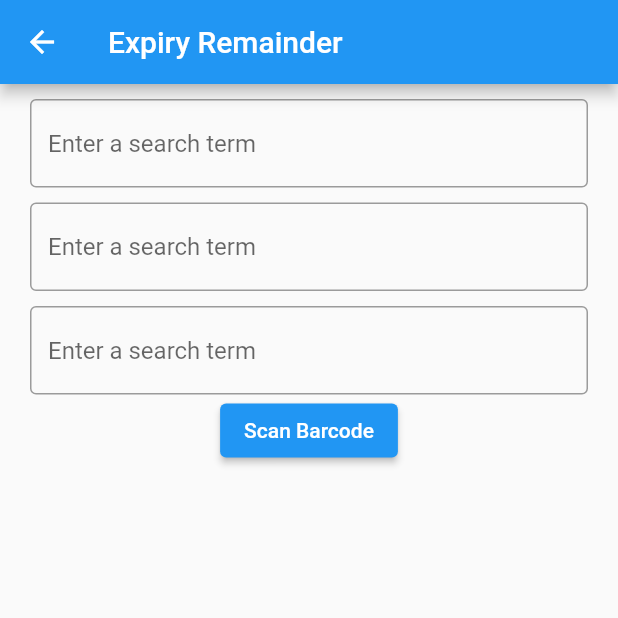
After one commit to Jayablaze/ExpiryDate-Remainder, a Flutter app: the Expiryremainder screen opened directly, after a tap on the "add" icon, on a phone screen of 412 x 824 dp, the top half of it. The commit adds this screen. Run offline on Flutter 3.47's test engine with Material 2 defaults, Android fonts, the phone set to English and light mode, and no system bars; missing offline and left inert: cool_dropdown, flutter_barcode_scanner, jumping_bottom_nav_bar.

Commit message:
changes made

```diff
--- /dev/null
+++ b/lib/addexpiry.dart
@@ -0,0 +1,62 @@
+import 'package:flutter/cupertino.dart';
+import 'package:flutter/material.dart';
+
+class Expirydetector extends StatefulWidget {
+  const Expirydetector({Key key}) : super(key: key);
+
+  @override
+  _ExpirydetectorState createState() => _ExpirydetectorState();
+}
+
+class _ExpirydetectorState extends State<Expirydetector> {
+  @override
+  Widget build(BuildContext context) {
+    return Scaffold(
+      appBar: AppBar(
+        title: Text("Expiry Remainder"),
+      ),
+      body: Column(children: <Widget>[
+        SizedBox(
+          height: 10,
+        ),
+        Container(
+          margin: EdgeInsets.symmetric(horizontal: 20),
+          child: TextField(
+            decoration: InputDecoration(
+              border: OutlineInputBorder(),
+              hintText: 'Enter a search term',
+            ),
+          ),
+        ),
+        SizedBox(
+          height: 10,
+        ),
+        Container(
+          margin: EdgeInsets.symmetric(horizontal: 20),
+          child: TextField(
+            decoration: InputDecoration(
+              border: OutlineInputBorder(),
+              hintText: 'Enter a search term',
+            ),
+          ),
+        ),
+        SizedBox(
+          height: 10,
+        ),
+        Container(
+          margin: EdgeInsets.symmetric(horizontal: 20),
+          child: TextField(
+            decoration: InputDecoration(
+              border: OutlineInputBorder(),
+              hintText: 'Enter a search term',
+            ),
+          ),
+        ),
+        ElevatedButton(
+          child: Text("Scan Barcode"),
+          onPressed: () {},
+        ),
+      ]),
+    );
+  }
+}
--- a/lib/bottomsheet.dart
+++ b/lib/bottomsheet.dart
@@ -22,8 +22,8 @@ class _BottomBarPageState extends State<BottomBarPage> {
     switch (globals.Selectedindex) {
       case 1:
         {
-          Navigator.push(
-              context, MaterialPageRoute(builder: (context) => Productinfo()));
+          Navigator.push(context,
+              MaterialPageRoute(builder: (context) => Productinfomartion()));
         }
         break;
       case 2:
@@ -56,7 +56,7 @@ class _BottomBarPageState extends State<BottomBarPage> {
       items: [
         TabItemIcon(
           iconData: Icons.info_outlined,
-          curveColor: Colors.yellow,
+          curveColor: Colors.grey,
         ),
         TabItemIcon(
             iconData: Icons.notification_important_outlined,
--- a/lib/main.dart
+++ b/lib/main.dart
@@ -18,7 +18,7 @@ class MyApp extends StatelessWidget {
       theme: ThemeData(
         primarySwatch: Colors.blue,
       ),
-      home: Productinfo(),
+      home: Productinfomartion(),
     );
   }
 }
--- a/lib/remainder.dart
+++ b/lib/remainder.dart
@@ -1,5 +1,6 @@
 import 'package:flutter/material.dart';
 
+import 'addexpiry.dart';
 import 'bottomsheet.dart';
 
 class Expiryremainder extends StatefulWidget {
@@ -17,6 +18,14 @@ class _ExpiryremainderState extends State<Expiryremainder> {
         title: Text("Expiry Remainder"),
       ),
       body: Container(color: Colors.orange),
+      floatingActionButton: FloatingActionButton(
+        onPressed: () {
+          Navigator.push(context,
+              MaterialPageRoute(builder: (context) => Expirydetector()));
+        },
+        backgroundColor: Colors.blueAccent,
+        child: const Icon(Icons.add),
+      ),
       bottomNavigationBar: BottomBarPage(),
     );
   }
```
Also changed, not shown: lib/info.dart (+139 -5 lines), images/Gerald-G-Fast-Food-menu-samples-FF-Menu-5.svg (added), images/MedicalMarijuanaGreen.svg (added), images/book.png (added), images/food.png (added), images/medicine.png (added), 1 other file.
